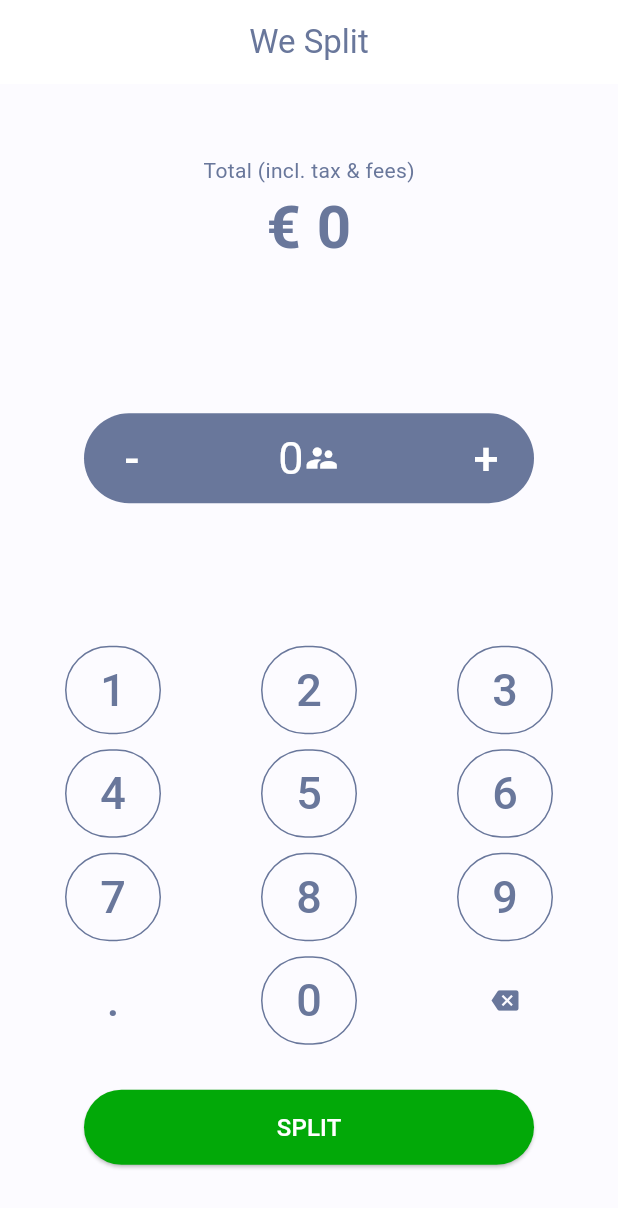
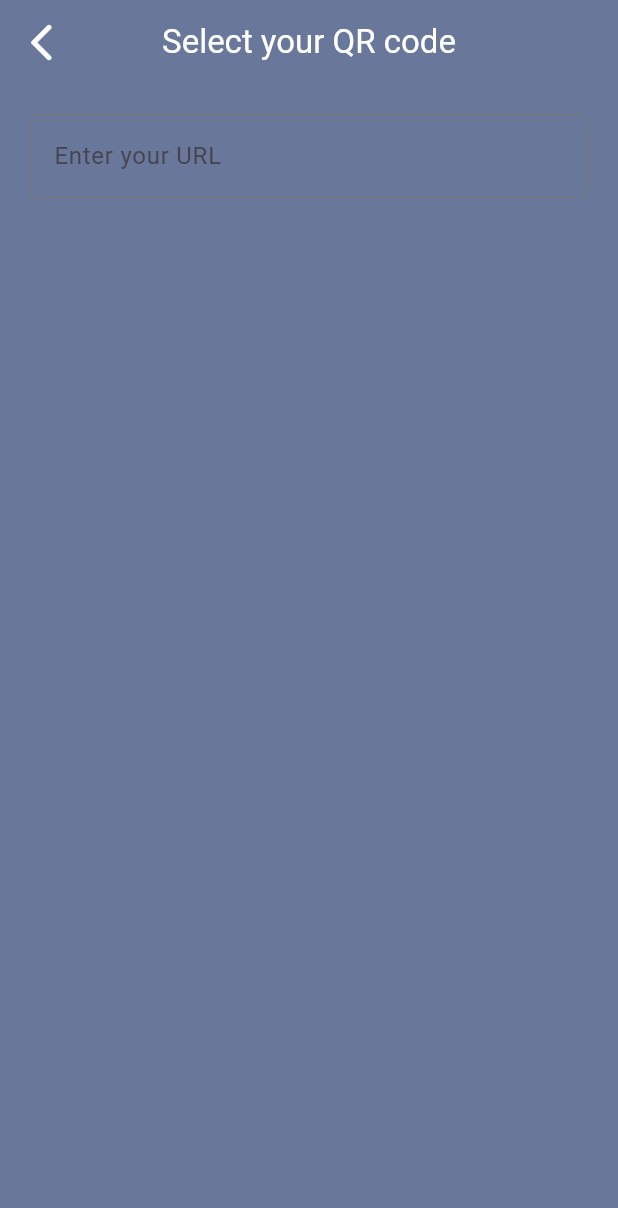
Before and after one commit to TOB-BA/split_a_bill, a Flutter app: the SplitPage screen opened directly with empty values, after a tap on "Generate QR code", on a phone screen of 412 x 824 dp. Shown: the top 1208 px of the screen. Run offline on Flutter 3.47's test engine with Material 2 defaults, Android fonts, the phone set to English and light mode, and no system bars; our stand-ins replace fl_chart, google_fonts, qr_flutter; statements that could not run were skipped.

Commit message:
qr code generated

```diff
--- a/lib/pages/qr_codes_page.dart
+++ b/lib/pages/qr_codes_page.dart
@@ -0,0 +1,93 @@
+import 'package:first_flutter_project/constants/colors/colors_library.dart';
+import 'package:first_flutter_project/models/user.dart';
+import 'package:flutter/material.dart';
+import 'package:qr_flutter/qr_flutter.dart';
+
+class QrCodesPage extends StatefulWidget {
+  const QrCodesPage(this.users, {super.key});
+  final List<User> users;
+  @override
+  State<QrCodesPage> createState() => _QrCodesPageState();
+}
+
+class _QrCodesPageState extends State<QrCodesPage> {
+  TextEditingController controller = TextEditingController();
+
+  @override
+  Widget build(BuildContext context) {
+    return Scaffold(
+      appBar: AppBar(
+        backgroundColor: ColorsLibrary.appGray,
+        centerTitle: true,
+        leading: IconButton(
+          icon: Icon(Icons.arrow_back_ios_rounded),
+          onPressed: () {
+            Navigator.of(context).pop();
+          },
+        ),
+        iconTheme: const IconThemeData(color: Colors.white, size: 30),
+        title: const Text(
+          "Select your QR code",
+          textAlign: TextAlign.center,
+          style: TextStyle(color: Colors.white),
+        ),
+      ),
+      body: Container(
+        height: double.infinity,
+        width: double.infinity,
+        color: ColorsLibrary.appGray,
+        child: SafeArea(
+          child: Padding(
+            padding: const EdgeInsets.all(20),
+            child: Column(
+              crossAxisAlignment: CrossAxisAlignment.center,
+              children: [
+                Container(
+                  child: TextField(
+                    controller: controller,
+                    decoration: const InputDecoration(
+                        border: OutlineInputBorder(),
+                        labelText: 'Enter your URL'),
+                  ),
+                ),
+                //This button when pressed navigates to QR code generation
+                Expanded(
+                  child: ListView.builder(
+                    padding: const EdgeInsets.all(8),
+                    itemCount: widget.users?.length,
+                    itemBuilder: (BuildContext context, int index) {
+                      User user = widget.users[index];
+                      if (user.priceToPay > 0) {
+                        return Column(
+                          children: [
+                            Text(
+                              user.name,
+                              style: TextStyle(
+                                color: Colors.white,
+                                fontSize: 30,
+                              ),
+                            ),
+                            const SizedBox(height: 10),
+                            QrImageView(
+                              backgroundColor: Colors.white,
+                              data: '${user.priceToPay}',
+                              version: QrVersions.auto,
+                              padding: EdgeInsets.all(34),
+                            ),
+                            const SizedBox(height: 30),
+                          ],
+                        );
+                      } else {
+                        return SizedBox();
+                      }
+                    },
+                  ),
+                ),
+              ],
+            ),
+          ),
+        ),
+      ),
+    );
+  }
+}
--- a/lib/pages/split_page.dart
+++ b/lib/pages/split_page.dart
@@ -5,6 +5,8 @@ import 'package:first_flutter_project/common_widgets/user_card_widget.dart';
 import 'package:first_flutter_project/constants/colors/colors_library.dart';
 import 'package:first_flutter_project/models/user.dart';
 import 'package:flutter/material.dart';
+
+import 'qr_codes_page.dart';
 
 class SplitPage extends StatefulWidget {
   const SplitPage(this.numberOfPersons, this.price, {super.key});
@@ -43,6 +45,14 @@ class _SplitPageState extends State<SplitPage> {
 
   User findUserById(int id) {
     return users.firstWhere((user) => user.id == id);
+  }
+
+  void navigateToScanQrCodePage(List<User> listOfUsers) {
+    Navigator.of(context).push(
+      MaterialPageRoute(
+        builder: (context) => QrCodesPage(listOfUsers),
+      ),
+    );
   }
 
   void calculateLeftToPay(List<User> users) {
@@ -157,9 +167,7 @@ class _SplitPageState extends State<SplitPage> {
                     color: Colors.white.withOpacity(0.8),
                   ),
                   ElevatedButton(
-                    onPressed: () {
-                      Navigator.pop(context);
-                    },
+                    onPressed: () => {navigateToScanQrCodePage(users)},
                     child: const Text('Generate QR code'),
                   ),
                 ],
--- a/pubspec.yaml
+++ b/pubspec.yaml
@@ -49,6 +49,8 @@ dev_dependencies:
   # rules and activating additional ones.
   flutter_lints: ^2.0.0
   very_good_analysis: ^5.1.0
+  qr_flutter: ^4.1.0
+
 
 # For information on the generic Dart part of this file, see the
 # following page: https://dart.dev/tools/pub/pubspec
```
Also changed, not shown: pubspec.lock.
